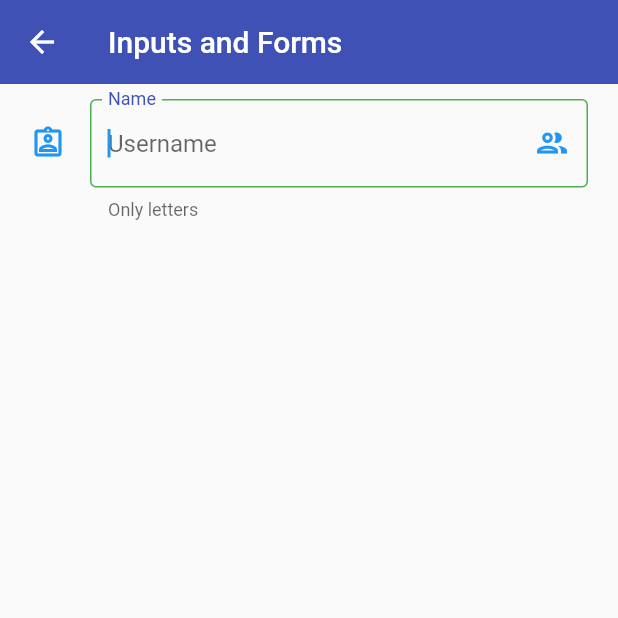
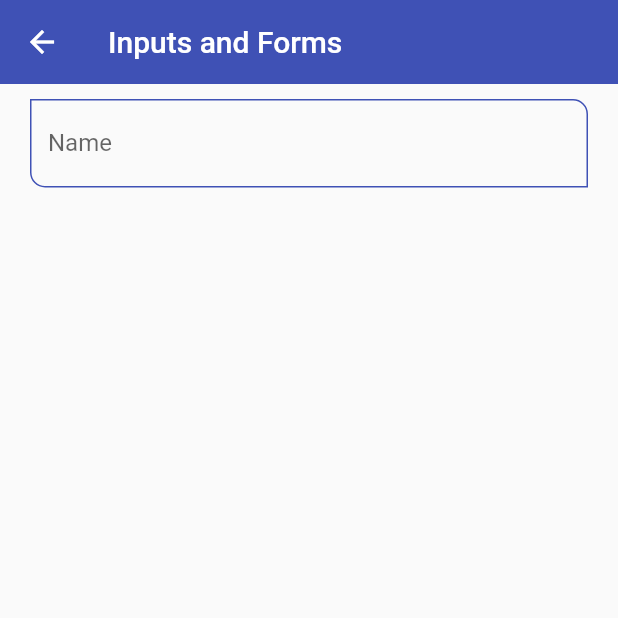
Before and after one commit to bgarcia95/fl-components, a Flutter app: the InputsScreen screen opened by its route, on a phone screen of 412 x 824 dp, the top half of it. Run offline on Flutter 3.47's test engine with Material 2 defaults, Android fonts, the phone set to English and light mode, and no system bars.

Commit message:
import and use custom input widget

```diff
--- a/lib/screens/inputs_screen.dart
+++ b/lib/screens/inputs_screen.dart
@@ -1,3 +1,4 @@
+import 'package:fl_components/widgets/widgets.dart';
 import 'package:flutter/material.dart';
 
 class InputsScreen extends StatelessWidget {
@@ -12,37 +13,10 @@ class InputsScreen extends StatelessWidget {
       body: SingleChildScrollView(
         padding: const EdgeInsets.symmetric(horizontal: 20, vertical: 10),
         child: Column(
-          children: [
-            TextFormField(
-              autofocus: true,
-              initialValue: '',
-              textCapitalization: TextCapitalization.words,
-              onChanged: (value) => print(value),
-              validator: (value) {
-                if (value == null) return 'This field is required';
-                return value.length < 3 ? 'Min 3 charactees' : null;
-              },
-              autovalidateMode: AutovalidateMode.onUserInteraction,
-              decoration: const InputDecoration(
-                hintText: 'Username',
-                labelText: 'Name',
-                helperText: 'Only letters',
-                // counterText: '3 characters',
-                // prefixIcon: Icon(Icons.verified_user_outlined),
-                suffixIcon: Icon(Icons.group_outlined),
-                icon: Icon(Icons.assignment_ind_outlined),
-                focusedBorder: OutlineInputBorder(
-                  borderSide: BorderSide(
-                    color: Colors.green,
-                  ),
-                ),
-                border: OutlineInputBorder(
-                  borderRadius: BorderRadius.only(
-                    bottomLeft: Radius.circular(10),
-                    topRight: Radius.circular(10),
-                  ),
-                ),
-              ),
+          children: const [
+            CustomInputField(
+              labelText: 'Name',
+              hintText: 'User name',
             ),
           ],
         ),
```
